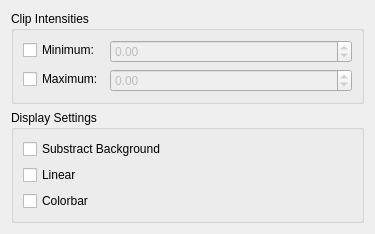
Qt form solarviewer/resource/spectra_settings.ui (RobertJaro/solar-viewer) before a commit.
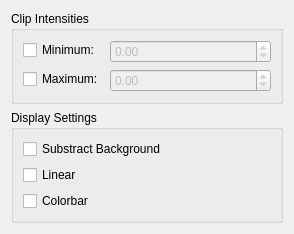
The same form after that commit.

Commit message: spectra toolbar (extend, range, add), save action for spectra, error response on long running action, auto start toolbar on opening spectra

Patch:
```diff
--- a/solarviewer/resource/spectra_settings.ui
+++ b/solarviewer/resource/spectra_settings.ui
@@ -6,8 +6,8 @@
    <rect>
     <x>0</x>
     <y>0</y>
-    <width>375</width>
-    <height>215</height>
+    <width>294</width>
+    <height>199</height>
    </rect>
   </property>
   <property name="windowTitle">
@@ -93,19 +93,6 @@
      </layout>
     </widget>
    </item>
-   <item>
-    <spacer name="verticalSpacer">
-     <property name="orientation">
-      <enum>Qt::Vertical</enum>
-     </property>
-     <property name="sizeHint" stdset="0">
-      <size>
-       <width>20</width>
-       <height>40</height>
-      </size>
-     </property>
-    </spacer>
-   </item>
   </layout>
  </widget>
  <resources/>
```
The commit also changes 14 other files.
